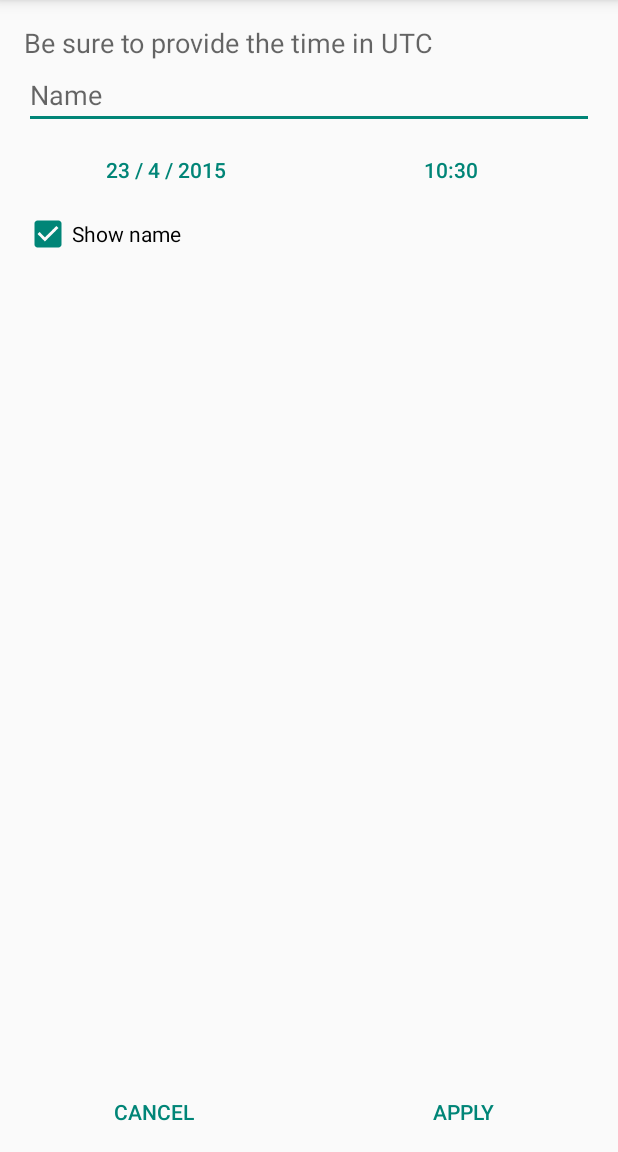
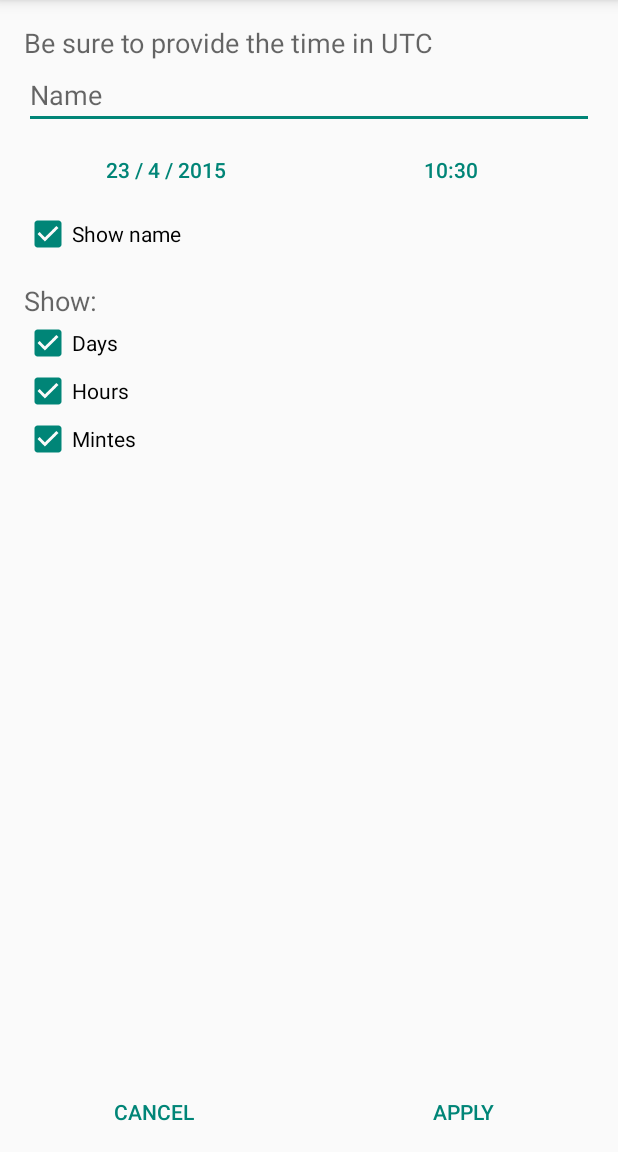
Before and after one commit to teinvdlugt/CountdownWidget, an Android app: the ConfigurationActivity screen opened directly, with no data from a screen before it, on a phone screen of 412 x 824 dp, the part 84-1236 px from its top. Run offline under Robolectric (Android 15) with nearby library versions, the phone set to English and light mode, and no system bars.

Commit message:
Add "show day, hour, minute" options

```diff
--- a/app/src/main/java/com/teinproductions/tein/countdownwidget/ConfigurationActivity.java
+++ b/app/src/main/java/com/teinproductions/tein/countdownwidget/ConfigurationActivity.java
@@ -12,7 +12,6 @@ import android.database.sqlite.SQLiteDatabase;
 import android.os.Bundle;
 import android.support.v7.app.AppCompatActivity;
 import android.support.v7.widget.Toolbar;
-import android.util.Log;
 import android.view.View;
 import android.widget.Button;
 import android.widget.CheckBox;
@@ -29,12 +28,10 @@ public class ConfigurationActivity extends AppCompatActivity {
     static final String FILE_NAME = "database";
 
     int appWidgetId;
-    String name;
-    boolean showName;
 
     Button pickDate, pickTime;
     EditText nameET;
-    CheckBox showNameCheckBox;
+    CheckBox showNameCheckBox, showDaysCheckBox, showHoursCheckBox, showMinutesCheckBox;
 
     Calendar date = Calendar.getInstance();
 
@@ -51,6 +48,9 @@ public class ConfigurationActivity extends AppCompatActivity {
         pickTime = (Button) findViewById(R.id.pick_time_button);
         nameET = (EditText) findViewById(R.id.name_editText);
         showNameCheckBox = (CheckBox) findViewById(R.id.showName_checkBox);
+        showDaysCheckBox = (CheckBox) findViewById(R.id.showDays_checkBox);
+        showHoursCheckBox = (CheckBox) findViewById(R.id.showHours_checkBox);
+        showMinutesCheckBox = (CheckBox) findViewById(R.id.showMinutes_checkBox);
 
         Bundle extras = getIntent().getExtras();
         if (extras != null) {
@@ -63,31 +63,24 @@ public class ConfigurationActivity extends AppCompatActivity {
     }
 
     private void restoreValues() {
-        SQLiteDatabase db = openOrCreateDatabase(FILE_NAME, 0, null);
-        db.execSQL("CREATE TABLE IF NOT EXISTS dates(" +
-                "appwidgetid INTEGER, date TEXT, name TEXT, showName INTEGER);");
-        Cursor cursor = db.query("dates", new String[]{"appwidgetid", "date", "name", "showName"},
-                "appwidgetid = " + appWidgetId, null, null, null, null);
+        SQLiteDatabase db = getDatabase(this);
+        Cursor cursor = queryEverything(db, appWidgetId);
 
         if (cursor.getCount() > 0 && cursor.moveToFirst()) {
-            int dateColumn = cursor.getColumnIndex("date");
-            int nameColumn = cursor.getColumnIndex("name");
-            int showNameColumn = cursor.getColumnIndex("showName");
+            Countdown countdown = fromCursor(cursor);
 
-            long millis = Long.parseLong(cursor.getString(dateColumn));
-            date.setTimeInMillis(millis);
-            name = cursor.getString(nameColumn);
-            showName = cursor.getInt(showNameColumn) != 0;
-
-            nameET.setText(name);
-            showNameCheckBox.setChecked(showName);
+            nameET.setText(countdown.getName());
+            date.setTimeInMillis(countdown.getMillis());
+            showNameCheckBox.setChecked(countdown.isShowName());
+            showDaysCheckBox.setChecked(countdown.isShowDays());
+            showHoursCheckBox.setChecked(countdown.isShowHours());
+            showMinutesCheckBox.setChecked(countdown.isShowMinutes());
         } else {
             date.setTimeInMillis(System.currentTimeMillis());
         }
 
         cursor.close();
         db.close();
-
         updateButtonTexts();
     }
 
@@ -148,26 +141,22 @@ public class ConfigurationActivity extends AppCompatActivity {
         }
 
         final String name = nameET.getText().toString();
+        final long millis = date.getTimeInMillis();
         final boolean showName = showNameCheckBox.isChecked();
-        final long millis = date.getTimeInMillis();
+        final boolean showDays = showDaysCheckBox.isChecked();
+        final boolean showHours = showHoursCheckBox.isChecked();
+        final boolean showMinutes = showMinutesCheckBox.isChecked();
 
-        apply(name, showName, millis);
+        apply(name, millis, showName, showDays, showHours, showMinutes);
     }
 
-    private void apply(String name, boolean showName, long millis) {
+    private void apply(String name, long millis, boolean showName,
+                       boolean showDays, boolean showHours, boolean showMinutes) {
         // ALTER DATABASE
-        SQLiteDatabase db = openOrCreateDatabase(FILE_NAME, 0, null);
-        db.execSQL("CREATE TABLE IF NOT EXISTS dates(" +
-                "appwidgetid INTEGER, date TEXT, name TEXT, showName INTEGER);");
+        SQLiteDatabase db = getDatabase(this);
         db.delete("dates", "appwidgetid=" + appWidgetId, null);
-
-        ContentValues values = new ContentValues();
-        values.put("appwidgetid", appWidgetId);
-        values.put("date", Long.toString(millis));
-        values.put("name", name);
-        values.put("showName", showName ? 1 : 0);
-
-        db.insert("dates", null, values);
+        db.insert("dates", null, createContentValues(
+                appWidgetId, name, millis, showName, showDays, showHours, showMinutes));
         db.close();
 
         // UPDATE WIDGET
@@ -194,4 +183,51 @@ public class ConfigurationActivity extends AppCompatActivity {
         setResult(RESULT_CANCELED);
         finish();
     }
+
+    public static SQLiteDatabase getDatabase(Context context) {
+        SQLiteDatabase db = context.openOrCreateDatabase(FILE_NAME, 0, null);
+        db.execSQL("CREATE TABLE IF NOT EXISTS dates(" +
+                "appwidgetid INTEGER, date TEXT, name TEXT, showName INTEGER, " +
+                "showDays INTEGER, showHours INTEGER, showMinutes INTEGER);");
+        return db;
+    }
+
+    public static Cursor queryEverything(SQLiteDatabase db, int appWidgetId) {
+        return db.query("dates", null,
+                "appwidgetid = " + appWidgetId, null, null, null, null);
+    }
+
+    public static Countdown fromCursor(Cursor cursor) {
+        cursor.moveToFirst();
+
+        int dateColumn = cursor.getColumnIndex("date");
+        int nameColumn = cursor.getColumnIndex("name");
+        int showNameColumn = cursor.getColumnIndex("showName");
+        int showDaysColumn = cursor.getColumnIndex("showDays");
+        int showHoursColumn = cursor.getColumnIndex("showHours");
+        int showMinutesColumn = cursor.getColumnIndex("showMinutes");
+
+        long millis = Long.parseLong(cursor.getString(dateColumn));
+        String name = cursor.getString(nameColumn);
+        boolean showName = cursor.getInt(showNameColumn) != 0;
+        boolean showDays = cursor.getInt(showDaysColumn) != 0;
+        boolean showHours = cursor.getInt(showHoursColumn) != 0;
+        boolean showMinutes = cursor.getInt(showMinutesColumn) != 0;
+
+        return new Countdown(name, showName, showDays, showHours, showMinutes, millis);
+    }
+
+    public static ContentValues createContentValues(int appWidgetId, String name, long millis, boolean showName,
+                                                    boolean showDays, boolean showHours, boolean showMinutes) {
+        ContentValues values = new ContentValues();
+        values.put("appwidgetid", appWidgetId);
+        values.put("date", Long.toString(millis));
+        values.put("name", name);
+        values.put("showName", showName ? 1 : 0);
+        values.put("showDays", showDays ? 1 : 0);
+        values.put("showHours", showHours ? 1 : 0);
+        values.put("showMinutes", showMinutes ? 1 : 0);
+
+        return values;
+    }
 }
--- a/app/src/main/res/layout/activity_configuration.xml
+++ b/app/src/main/res/layout/activity_configuration.xml
@@ -11,17 +11,17 @@
         android:layout_height="wrap_content"
         android:elevation="6dp" />
 
-    <RelativeLayout
+    <LinearLayout
         android:layout_width="match_parent"
         android:layout_height="0dp"
         android:layout_weight="1"
+        android:orientation="vertical"
         android:paddingBottom="@dimen/activity_vertical_margin"
         android:paddingLeft="@dimen/activity_horizontal_margin"
         android:paddingRight="@dimen/activity_horizontal_margin"
         android:paddingTop="@dimen/activity_vertical_margin">
 
         <TextView
-            android:id="@+id/createNew_button"
             android:layout_width="wrap_content"
             android:layout_height="wrap_content"
             android:text="@string/provide_time_in_utc"
@@ -31,7 +31,6 @@
             android:id="@+id/name_editText"
             android:layout_width="match_parent"
             android:layout_height="wrap_content"
-            android:layout_below="@id/createNew_button"
             android:hint="@string/name"
             android:inputType="textCapSentences" />
 
@@ -40,7 +39,6 @@
             style="?android:attr/buttonBarStyle"
             android:layout_width="match_parent"
             android:layout_height="wrap_content"
-            android:layout_below="@id/name_editText"
             android:orientation="horizontal">
 
             <Button
@@ -66,20 +64,38 @@
             android:id="@+id/showName_checkBox"
             android:layout_width="wrap_content"
             android:layout_height="wrap_content"
-            android:layout_below="@id/pickDate_pickTime_layout"
             android:checked="true"
             android:text="@string/show_name" />
 
-        <!--<TextView
-            android:layout_marginTop="16dp"
-            android:id="@+id/chooseOneFromHereTextView"
+        <TextView
             android:layout_width="wrap_content"
             android:layout_height="wrap_content"
-            android:layout_below="@id/showName_checkBox"
-            android:text="@string/or_choose_one_of_these"
-            android:textAppearance="?android:attr/textAppearanceMedium" />-->
+            android:layout_marginTop="16dp"
+            android:text="@string/show_colon"
+            android:textAppearance="?android:attr/textAppearanceMedium" />
 
-    </RelativeLayout>
+        <CheckBox
+            android:id="@+id/showDays_checkBox"
+            android:layout_width="wrap_content"
+            android:layout_height="wrap_content"
+            android:checked="true"
+            android:text="@string/days" />
+
+        <CheckBox
+            android:id="@+id/showHours_checkBox"
+            android:layout_width="wrap_content"
+            android:layout_height="wrap_content"
+            android:checked="true"
+            android:text="@string/hours" />
+
+        <CheckBox
+            android:id="@+id/showMinutes_checkBox"
+            android:layout_width="wrap_content"
+            android:layout_height="wrap_content"
+            android:checked="true"
+            android:text="@string/minutes" />
+
+    </LinearLayout>
 
     <LinearLayout
         style="?android:attr/buttonBarStyle"
--- a/app/src/main/res/values/strings.xml
+++ b/app/src/main/res/values/strings.xml
@@ -11,4 +11,8 @@
     <string name="show_name">Show name</string>
     <string name="please_provide_a_name">Please provide a name</string>
     <string name="provide_time_in_utc">Be sure to provide the time in UTC</string>
+    <string name="show_colon">Show:</string>
+    <string name="days">Days</string>
+    <string name="hours">Hours</string>
+    <string name="minutes">Mintes</string>
 </resources>
```
Also changed, not shown: app/src/main/java/com/teinproductions/tein/countdownwidget/Countdown.java (+29 -2 lines), app/src/main/java/com/teinproductions/tein/countdownwidget/CountdownWidgetProvider.java (+29 -45 lines).
